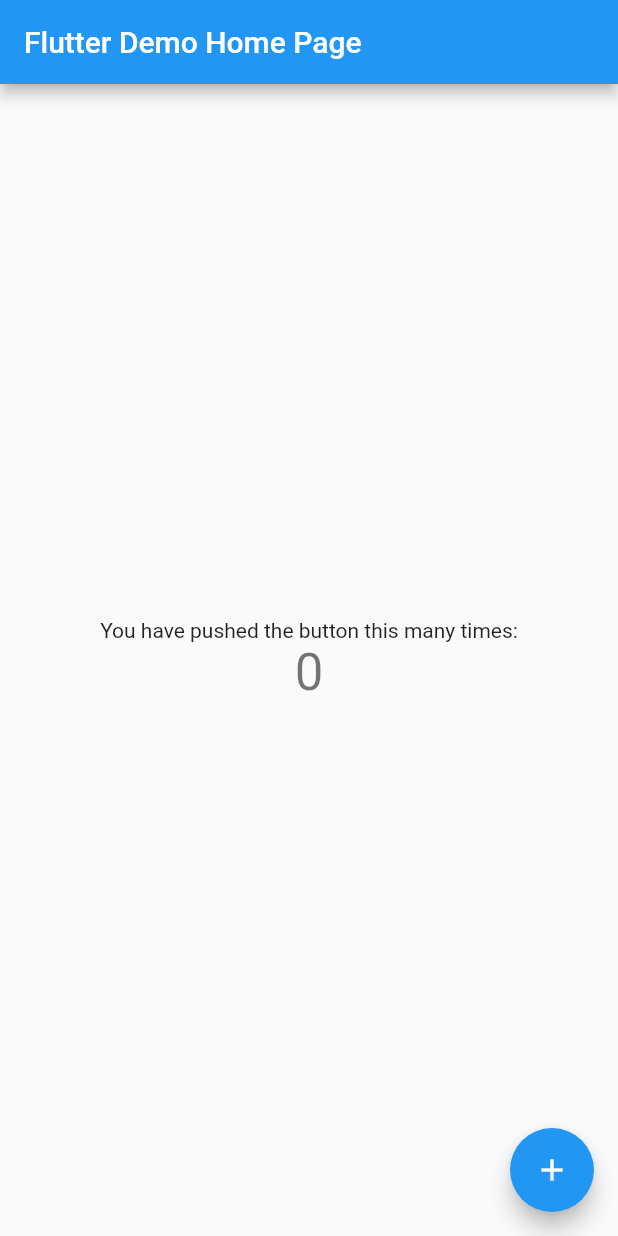
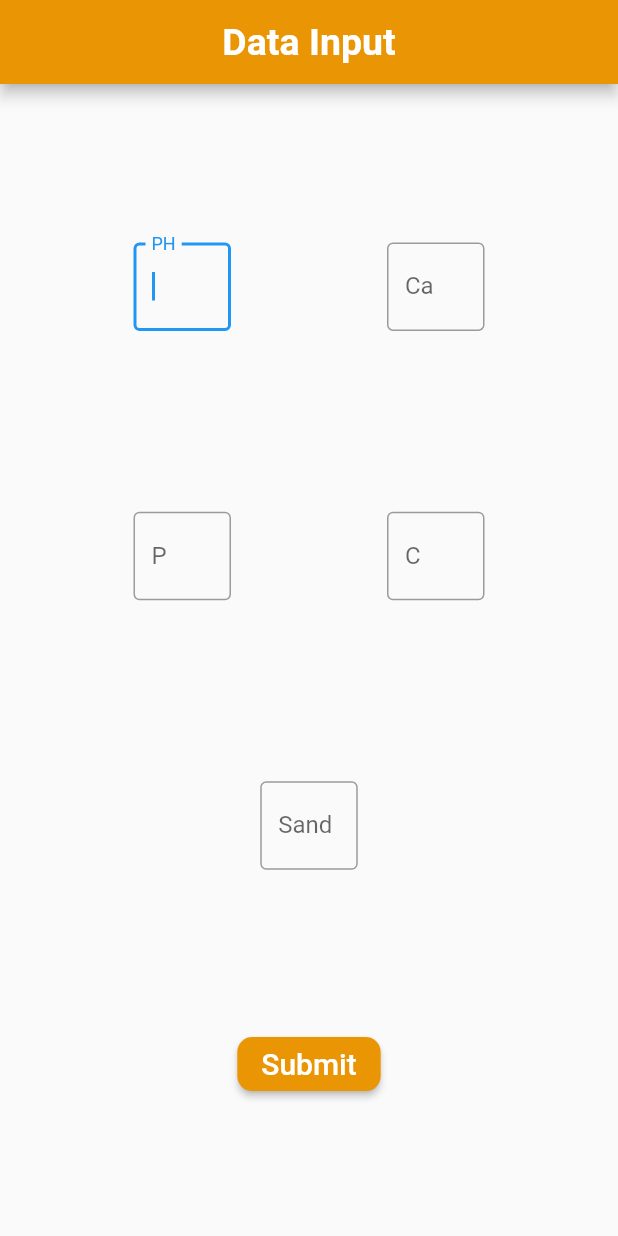
Before and after one commit to OAfzal/senseil, a Flutter app: the screen it shows after launch, on a phone screen of 412 x 824 dp. Run offline on Flutter 3.47's test engine with Material 2 defaults, Android fonts, the phone set to English and light mode, and no system bars.

Commit message:
Prepare First Release (V1)

```diff
--- /dev/null
+++ b/lib/home_screen.dart
@@ -0,0 +1,140 @@
+import 'package:flutter/material.dart';
+import 'package:http/http.dart' as http;
+
+class HomeScreen extends StatefulWidget {
+  @override
+  _HomeScreenState createState() => _HomeScreenState();
+}
+
+class _HomeScreenState extends State<HomeScreen> {
+  final myController = TextEditingController();
+
+  var controllerArray = [];
+
+  @override
+  void dispose() {
+    myController.dispose();
+    super.dispose();
+  }
+
+  @override
+  Widget build(BuildContext context) {
+    return Scaffold(
+      resizeToAvoidBottomPadding: true,
+      appBar: AppBar(
+        centerTitle: true,
+        title: Text(
+          "Data Input",
+          style: TextStyle(fontWeight: FontWeight.bold, fontSize: 25.0),
+        ),
+        backgroundColor: Color(0xffea9504),
+      ),
+      body: SafeArea(
+        child: Column(
+          mainAxisAlignment: MainAxisAlignment.spaceEvenly,
+          children: <Widget>[
+            Row(
+              mainAxisAlignment: MainAxisAlignment.spaceEvenly,
+              children: <Widget>[getTextCard("PH"), getTextCard("Ca")],
+            ),
+            Row(
+              mainAxisAlignment: MainAxisAlignment.spaceEvenly,
+              children: <Widget>[getTextCard("P"), getTextCard("C")],
+            ),
+            Row(
+              mainAxisAlignment: MainAxisAlignment.spaceEvenly,
+              children: <Widget>[getTextCard("Sand")],
+            ),
+            RaisedButton(
+              // padding: EdgeInsets.symmetric(horizontal: 15.0),
+              color: Color(0xffea9504),
+              shape: new RoundedRectangleBorder(
+                  borderRadius: new BorderRadius.circular(10.0)),
+              child: Text(
+                "Submit",
+                style: TextStyle(color: Colors.white, fontSize: 20.0),
+              ),
+              onPressed: () {
+                getData();
+              },
+            )
+          ],
+        ),
+      ),
+    );
+  }
+
+  getTextCard(label) {
+    controllerArray.add(TextEditingController());
+    return Container(
+      margin: EdgeInsets.all(15.0),
+      width: 65.0,
+      child: TextField(
+        // textInputAction: TextInputAction.next,
+        controller: controllerArray[controllerArray.length - 1],
+        keyboardType: TextInputType.numberWithOptions(),
+        autofocus: true,
+        maxLength: 4,
+        decoration: InputDecoration(
+            border: OutlineInputBorder(), labelText: label, counterText: ""),
+      ),
+    );
+    // Row(
+    //   children: <Widget>[
+    //     Text(
+    //       label,
+    //       style: TextStyle(fontWeight: FontWeight.bold, fontSize: 20.0),
+    //     ),
+
+    //   ],
+    // );
+  }
+
+  getData() {
+    print("here");
+    String text = "";
+    var arr = [];
+    for (int i = 0; i < controllerArray.length; i++) {
+      // print(controllerArray[i].text);
+      arr.add(controllerArray[i].text);
+    }
+    sendData(arr);
+  }
+
+  sendData(arr) async {
+    var baseURL = "http://192.168.1.128:5000/predicted?";
+    baseURL += "ph=" + arr[0];
+    baseURL += "&ca=" + arr[1];
+
+    baseURL += "&p=" + arr[2];
+    baseURL += "&sol=" + arr[3];
+    baseURL += "&sand=" + arr[4];
+    print(baseURL);
+    var response = await http.get(baseURL);
+    print(response.body);
+    _showDialog(response.body);
+  }
+
+  void _showDialog(results) {
+    // flutter defined function
+    showDialog(
+      context: context,
+      builder: (BuildContext context) {
+        // return object of type Dialog
+        return AlertDialog(
+          title: new Text("Result"),
+          content: new Text(results),
+          actions: <Widget>[
+            // usually buttons at the bottom of the dialog
+            new FlatButton(
+              child: new Text("Close"),
+              onPressed: () {
+                Navigator.of(context).pop();
+              },
+            ),
+          ],
+        );
+      },
+    );
+  }
+}
--- a/lib/main.dart
+++ b/lib/main.dart
@@ -1,4 +1,5 @@
 import 'package:flutter/material.dart';
+import 'home_screen.dart';
 
 void main() => runApp(MyApp());
 
@@ -7,105 +8,11 @@
   @override
   Widget build(BuildContext context) {
     return MaterialApp(
-      title: 'Flutter Demo',
-      theme: ThemeData(
-        // This is the theme of your application.
-        //
-        // Try running your application with "flutter run". You'll see the
-        // application has a blue toolbar. Then, without quitting the app, try
-        // changing the primarySwatch below to Colors.green and then invoke
-        // "hot reload" (press "r" in the console where you ran "flutter run",
-        // or simply save your changes to "hot reload" in a Flutter IDE).
-        // Notice that the counter didn't reset back to zero; the application
-        // is not restarted.
-        primarySwatch: Colors.blue,
+      title: 'seneil',
+      debugShowCheckedModeBanner: false,
+      home: Scaffold(
+        body: HomeScreen(),
       ),
-      home: MyHomePage(title: 'Flutter Demo Home Page'),
     );
   }
 }
-
-class MyHomePage extends StatefulWidget {
-  MyHomePage({Key key, this.title}) : super(key: key);
-
-  // This widget is the home page of your application. It is stateful, meaning
-  // that it has a State object (defined below) that contains fields that affect
-  // how it looks.
-
-  // This class is the configuration for the state. It holds the values (in this
-  // case the title) provided by the parent (in this case the App widget) and
-  // used by the build method of the State. Fields in a Widget subclass are
-  // always marked "final".
-
-  final String title;
-
-  @override
-  _MyHomePageState createState() => _MyHomePageState();
-}
-
-class _MyHomePageState extends State<MyHomePage> {
-  int _counter = 0;
-
-  void _incrementCounter() {
-    setState(() {
-      // This call to setState tells the Flutter framework that something has
-      // changed in this State, which causes it to rerun the build method below
-      // so that the display can reflect the updated values. If we changed
-      // _counter without calling setState(), then the build method would not be
-      // called again, and so nothing would appear to happen.
-      _counter++;
-    });
-  }
-
-  @override
-  Widget build(BuildContext context) {
-    // This method is rerun every time setState is called, for instance as done
-    // by the _incrementCounter method above.
-    //
-    // The Flutter framework has been optimized to make rerunning build methods
-    // fast, so that you can just rebuild anything that needs updating rather
-    // than having to individually change instances of widgets.
-    return Scaffold(
-      appBar: AppBar(
-        // Here we take the value from the MyHomePage object that was created by
-        // the App.build method, and use it to set our appbar title.
-        title: Text(widget.title),
-      ),
-      body: Center(
-        // Center is a layout widget. It takes a single child and positions it
-        // in the middle of the parent.
-        child: Column(
-          // Column is also layout widget. It takes a list of children and
-          // arranges them vertically. By default, it sizes itself to fit its
-          // children horizontally, and tries to be as tall as its parent.
-          //
-          // Invoke "debug painting" (press "p" in the console, choose the
-          // "Toggle Debug Paint" action from the Flutter Inspector in Android
-          // Studio, or the "Toggle Debug Paint" command in Visual Studio Code)
-          // to see the wireframe for each widget.
-          //
-          // Column has various properties to control how it sizes itself and
-          // how it positions its children. Here we use mainAxisAlignment to
-          // center the children vertically; the main axis here is the vertical
-          // axis because Columns are vertical (the cross axis would be
-          // horizontal).
-          mainAxisAlignment: MainAxisAlignment.center,
-          children: <Widget>[
-            Text(
-              'You have pushed the button this many times:',
-            ),
-            Text(
-              '$_counter',
-              style: Theme.of(context).textTheme.display1,
-            ),
-          ],
-        ),
-      ),
-      floatingActionButton: FloatingActionButton(
-        onPressed: _incrementCounter,
-        tooltip: 'Increment',
-        child: Icon(Icons.add),
-      ), // This trailing comma makes auto-formatting nicer for build methods.
-    );
-  }
-}
--- a/pubspec.yaml
+++ b/pubspec.yaml
@@ -19,6 +19,7 @@
 dependencies:
   flutter:
     sdk: flutter
+  http:
 
   # The following adds the Cupertino Icons font to your application.
   # Use with the CupertinoIcons class for iOS style icons.
```
Also changed, not shown: pubspec.lock.
